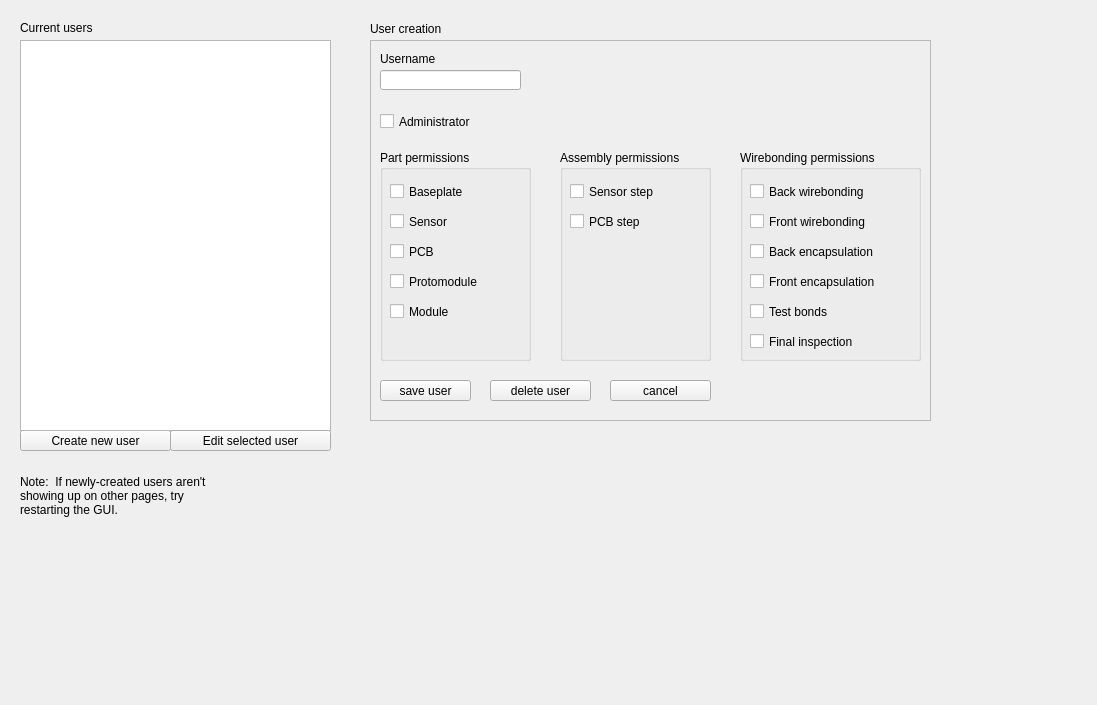
Above: pages_ui/view_users.ui from IncandelaLab/SharedUI before the change. Below: the same form after it.
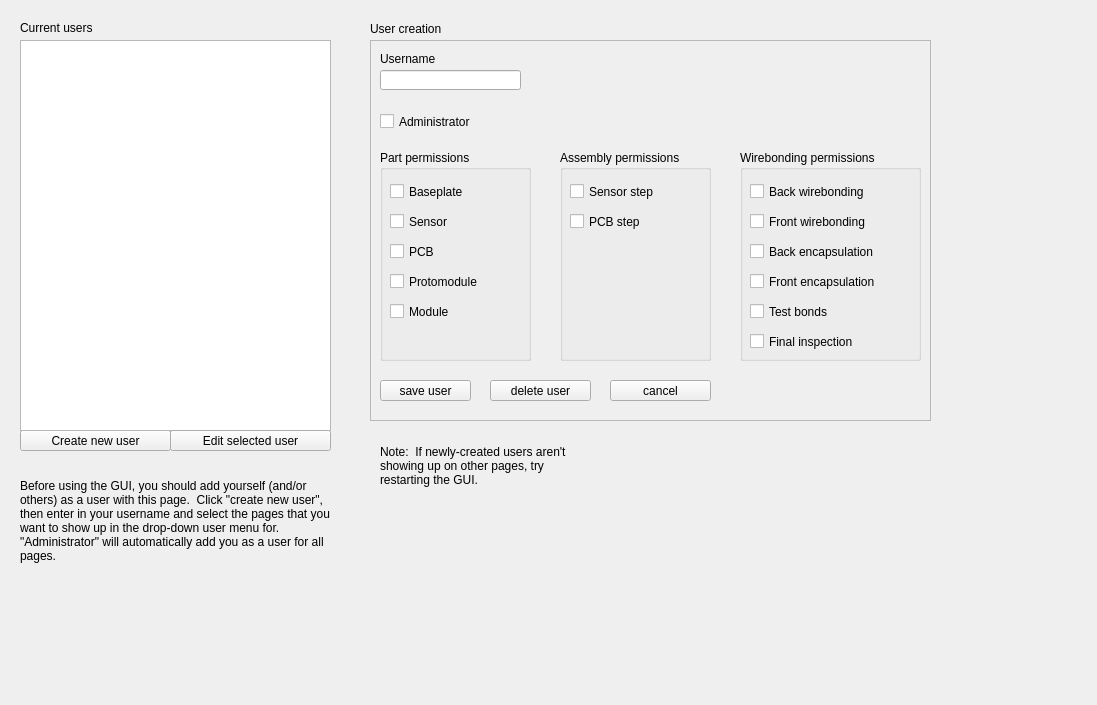
That is the form after the change.

What changed in the file:
```diff
--- a/pages_ui/view_users.ui
+++ b/pages_ui/view_users.ui
@@ -379,6 +379,22 @@
     <rect>
      <x>20</x>
      <y>470</y>
+     <width>311</width>
+     <height>101</height>
+    </rect>
+   </property>
+   <property name="text">
+    <string>Before using the GUI, you should add yourself (and/or others) as a user with this page.  Click &quot;create new user&quot;, then enter in your username and select the pages that you want to show up in the drop-down user menu for.  &quot;Administrator&quot; will automatically add you as a user for all pages.</string>
+   </property>
+   <property name="wordWrap">
+    <bool>true</bool>
+   </property>
+  </widget>
+  <widget class="QLabel" name="label_5">
+   <property name="geometry">
+    <rect>
+     <x>380</x>
+     <y>440</y>
      <width>191</width>
      <height>51</height>
     </rect>
```
